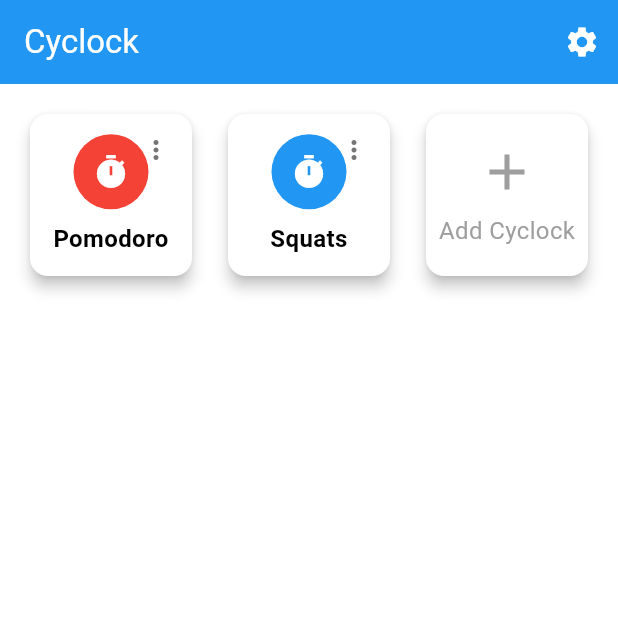
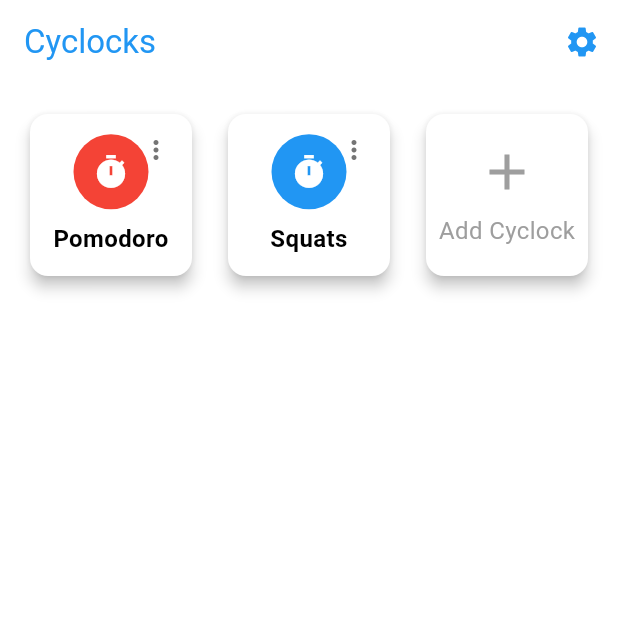
Before and after one commit to octehren/Cyclocks, a Flutter app: the screen it shows after launch, on a phone screen of 412 x 824 dp, the top half of it. Run offline on Flutter 3.47's test engine with Material 3 defaults, Android fonts, the phone set to English and light mode, and no system bars; our stand-ins replace audioplayers, circular_countdown_timer, drift, file_picker, liquid_progress_indicator_v2, shared_preferences; accounts and stored records are empty; generated files the repository leaves out were written again; Roboto replaces fonts that are missing (Adwaita); statements that could not run were skipped.

Commit message:
cleaner app bar

```diff
--- a/lib/presentation/screens/cyclocks_index_screen.dart
+++ b/lib/presentation/screens/cyclocks_index_screen.dart
@@ -95,9 +95,8 @@ class _CyclocksIndexScreenState extends State<CyclocksIndexScreen> {
 
     return Scaffold(
       appBar: AppBar(
-        title: const Text('Cyclock'),
-        backgroundColor: Theme.of(context).colorScheme.primary,
-        foregroundColor: Theme.of(context).colorScheme.onPrimary,
+        title: const Text('Cyclocks'),
+        foregroundColor: Theme.of(context).colorScheme.primary,
         actions: [
           IconButton(
             icon: const Icon(Icons.settings),
```
